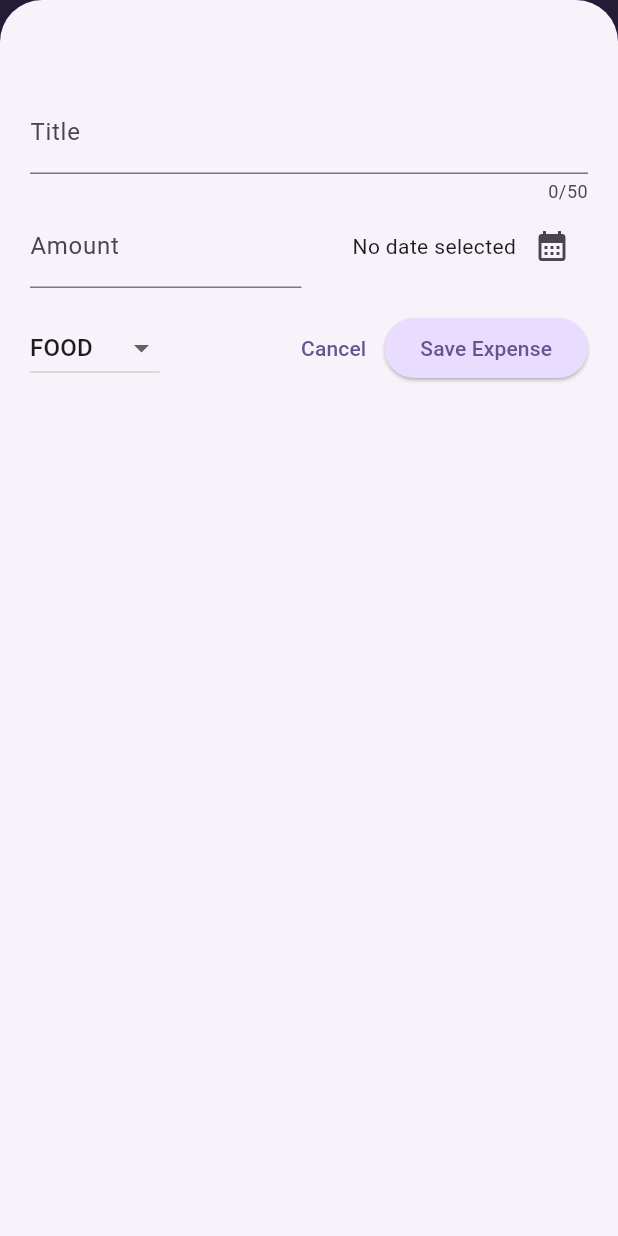
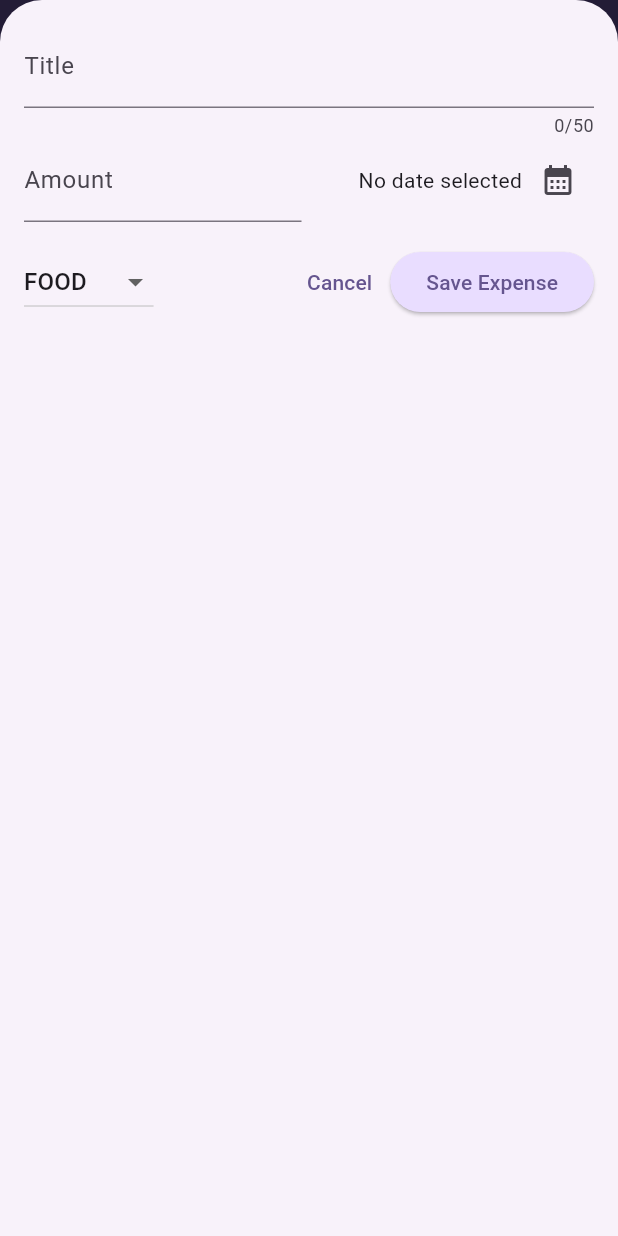
Before and after one commit to hybrid0815/expense_tracker, a Flutter app: the screen it shows after launch, after a tap on the "add" icon, on a phone screen of 412 x 824 dp. Run offline on Flutter 3.47's test engine with Material 3 defaults, Android fonts, the phone set to English and light mode, and no system bars.

Commit message:
first commit

```diff
--- a/lib/expences.dart
+++ b/lib/expences.dart
@@ -27,6 +27,7 @@ class _ExpensesState extends State<Expenses> {
 
   void _openAddExpenseFOverlay() {
     showModalBottomSheet(
+      useSafeArea: true,
       isScrollControlled: true,
       context: context,
       builder: (context) {
@@ -65,6 +66,8 @@ class _ExpensesState extends State<Expenses> {
 
   @override
   Widget build(BuildContext context) {
+    final double width = MediaQuery.of(context).size.width;
+
     Widget mainCOntent = const Center(
       child: Text("No expenses found. Start adding some!"),
     );
@@ -86,9 +89,18 @@ class _ExpensesState extends State<Expenses> {
           ),
         ],
       ),
-      body: Column(
+      body: width < 600
+          ? Column(
               children: [
                 Chart(expenses: _registeredExpenses),
+                Expanded(
+                  child: mainCOntent,
+                ),
+              ],
+            )
+          : Row(
+              children: [
+                Expanded(child: Chart(expenses: _registeredExpenses)),
                 Expanded(
                   child: mainCOntent,
                 ),
--- a/lib/widgets/expenses_list/expense_add.dart
+++ b/lib/widgets/expenses_list/expense_add.dart
@@ -96,9 +96,13 @@ class _ExpenseAddState extends State<ExpenseAdd> {
 
   @override
   Widget build(BuildContext context) {
-    return Container(
-      width: double.infinity,
-      padding: const EdgeInsets.symmetric(horizontal: 20, vertical: 60),
+    final keyboardSpace = MediaQuery.of(context).viewInsets.bottom;
+
+    return SizedBox(
+      height: double.infinity,
+      child: SingleChildScrollView(
+        child: Padding(
+          padding: EdgeInsets.fromLTRB(16, 16, 16, keyboardSpace + 16),
           child: Column(
             children: [
               TextField(
@@ -168,6 +172,8 @@ class _ExpenseAddState extends State<ExpenseAdd> {
               )
             ],
           ),
+        ),
+      ),
     );
   }
 }
```
Also changed, not shown: 1 other file. Lines whose indentation alone changed are shown as unchanged.
